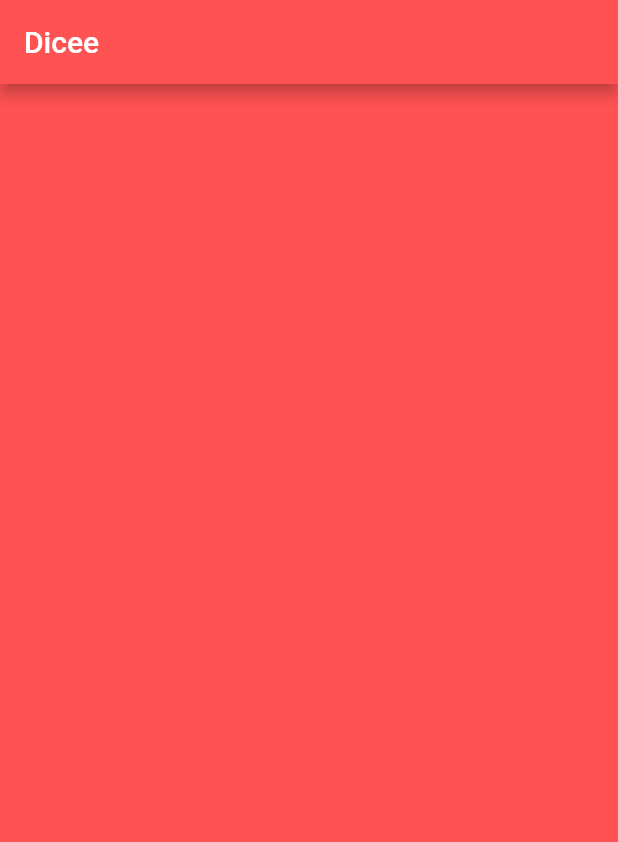
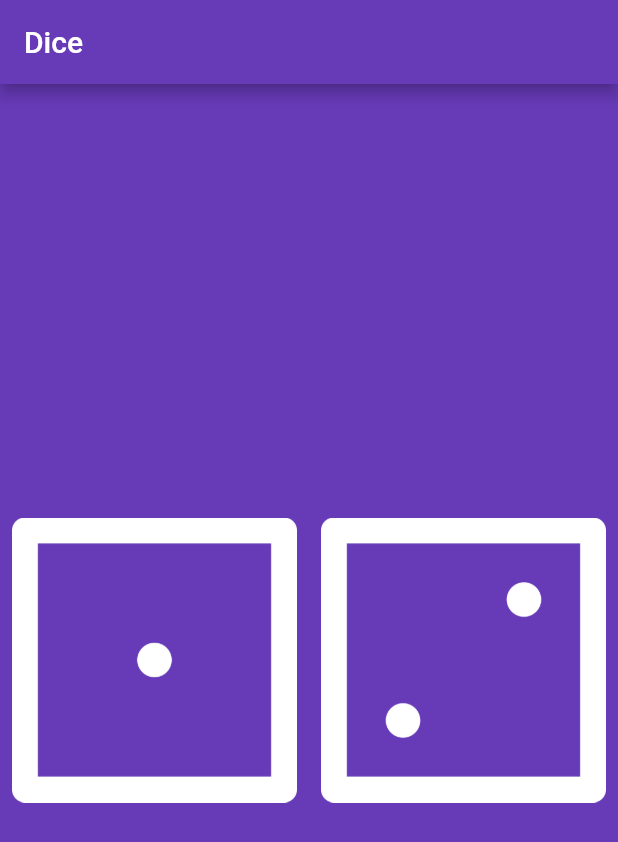
Before and after one commit to sanketughadmathe/Dice_Flutter_App, a Flutter app: the screen it shows after launch, on a phone screen of 412 x 824 dp. Shown: the top 842 px of the screen. Run offline on Flutter 3.47's test engine with Material 2 defaults, Android fonts, the phone set to English and light mode, and no system bars.

Commit message:
Code updated

```diff
--- a/lib/main.dart
+++ b/lib/main.dart
@@ -1,19 +1,59 @@
 import 'package:flutter/material.dart';
+import 'dart:math';
 
 void main() {
-  runApp(MyApp());
+  runApp(DicePage());
 }
 
-class MyApp extends StatelessWidget {
+class DicePage extends StatefulWidget {
+  @override
+  _DicePageState createState() => _DicePageState();
+}
+
+class _DicePageState extends State<DicePage> {
+  int leftDiceNumber = 1;
+  int rightDiceNumber = 2;
+
+  void getRandomNumber() {
+    setState(() {
+      leftDiceNumber = Random().nextInt(6) + 1;
+      rightDiceNumber = Random().nextInt(6) + 1;
+    });
+  }
+
   @override
   Widget build(BuildContext context) {
     return MaterialApp(
       debugShowCheckedModeBanner: false,
       home: Scaffold(
-        backgroundColor: Colors.redAccent,
+        backgroundColor: Colors.deepPurple,
         appBar: AppBar(
-          title: Text('Dicee'),
-          backgroundColor: Colors.redAccent,
+          title: Text('Dice'),
+          backgroundColor: Colors.deepPurple,
+        ),
+        body: Center(
+          child: Row(
+            children: [
+              Expanded(
+                child: TextButton(
+                  onPressed: () {
+                    getRandomNumber();
+                  },
+                  child: Image.asset('images/dice$leftDiceNumber.png'),
+                ),
+              ),
+              Expanded(
+                child: TextButton(
+                  onPressed: () {
+                    setState(() {
+                      getRandomNumber();
+                    });
+                  },
+                  child: Image.asset('images/dice$rightDiceNumber.png'),
+                ),
+              ),
+            ],
+          ),
         ),
       ),
     );
--- a/pubspec.yaml
+++ b/pubspec.yaml
@@ -45,8 +45,8 @@ flutter:
   uses-material-design: true
 
   # To add assets to your application, add an assets section, like this:
-  # assets:
-  #   - images/a_dot_burr.jpeg
+  assets:
+    - images/
   #   - images/a_dot_ham.jpeg
 
   # An image asset can refer to one or more resolution-specific "variants", see
```
Also changed, not shown: 1 other file.
